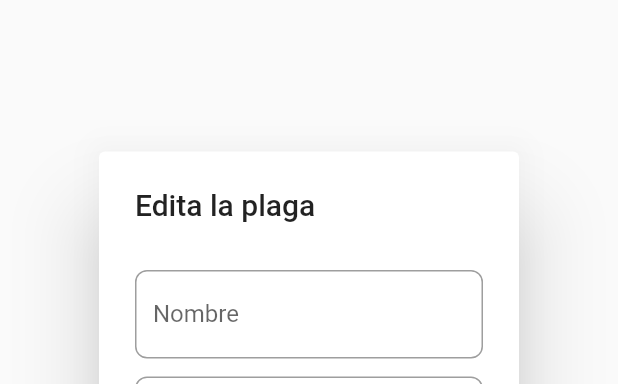
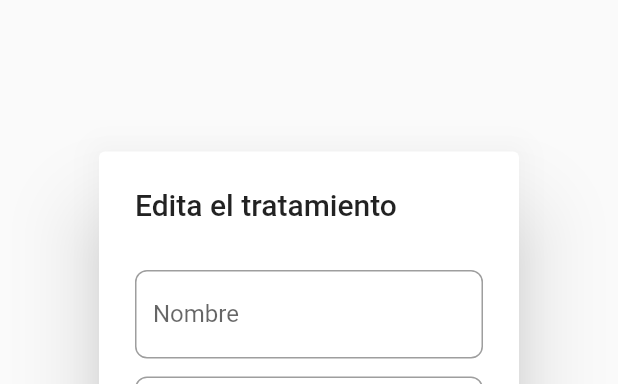
Before and after one commit to AgroTechUIS/AgroTechMobile, a Flutter app: the EditTreatment widget shown alone on an empty page, opened directly with empty values, on a phone screen of 412 x 824 dp. Shown: the top 384 px of the screen. Run offline on Flutter 3.47's test engine with Material 2 defaults, Android fonts, the phone set to English and light mode, and no system bars; drawn by our look-alikes of dropdown_button2; our stand-ins replace fl_chart, flutter_riverpod, flutter_svg, image_picker, photo_view, riverpod; missing offline and left inert: flutter_date_range_picker, secure_shared_preferences; project files that could hold a hidden picture were left out.

Commit message:
Treatments fixing

```diff
--- a/lib/tratamientos/presentation/widgets/edit_treatment.dart
+++ b/lib/tratamientos/presentation/widgets/edit_treatment.dart
@@ -6,7 +6,6 @@ import 'package:agrotech/config/colors_theme.dart';
 import 'package:flutter/material.dart';
 import 'package:dropdown_button2/dropdown_button2.dart';
 import 'package:flutter_date_range_picker/flutter_date_range_picker.dart';
-import 'package:agrotech/plagas/presentation/widgets/camara.dart';
 import 'package:image_picker/image_picker.dart';
 import '../../domain/models/tratamientos_model.dart';
 
@@ -49,7 +48,7 @@ class _editTreatmentState extends State<EditTreatment> {
   Widget build(BuildContext context) {
     return AlertDialog(
       backgroundColor: Colors.white,
-      title: Text("Edita la plaga"),
+      title: Text("Edita el tratamiento"),
       content: SingleChildScrollView(
         child: Column(
           mainAxisSize: MainAxisSize.min,
@@ -267,23 +266,6 @@ class _editTreatmentState extends State<EditTreatment> {
                 ],
               ),
             ),
-            /*ElevatedButton(
-                onPressed: () async {
-                  fecha = showDatePicker(
-                      fieldLabelText: 'Selecciona una fecha',
-                      context: context,
-                      initialDate: widget.initialPlaga!.appareceDate!,
-                      firstDate: DateTime(1900),
-                      lastDate: DateTime(2100));
-                  final selectedDate = await fecha;
-                  if (selectedDate != null) {
-                    setState(() {
-                      widget.initialPlaga!.appareceDate = selectedDate;
-                    });
-                  }
-                },
-                child: Text(
-                    'Selecciona una fecha. Fecha elegida: ${widget.initialPlaga!.appareceDate!.day} / ${widget.initialPlaga!.appareceDate!.month} / ${widget.initialPlaga!.appareceDate!.year} ')),*/
             Divider(),
             Row(
               mainAxisAlignment: MainAxisAlignment.spaceBetween,
--- a/lib/tratamientos/presentation/widgets/treatment_widgets.dart
+++ b/lib/tratamientos/presentation/widgets/treatment_widgets.dart
@@ -56,7 +56,7 @@ class TreatmentWidget extends StatelessWidget {
                 CircleAvatar(
                   radius: 40,
                   backgroundImage:
-                      AssetImage('../../../assets/treatmentCircle.png'),
+                      AssetImage('../../../assets/plagaCircle.png'),
                 )
               ],
             ),
```
Also changed, not shown: lib/tratamientos/presentation/tratamientos_page.dart (+5 -6 lines).
